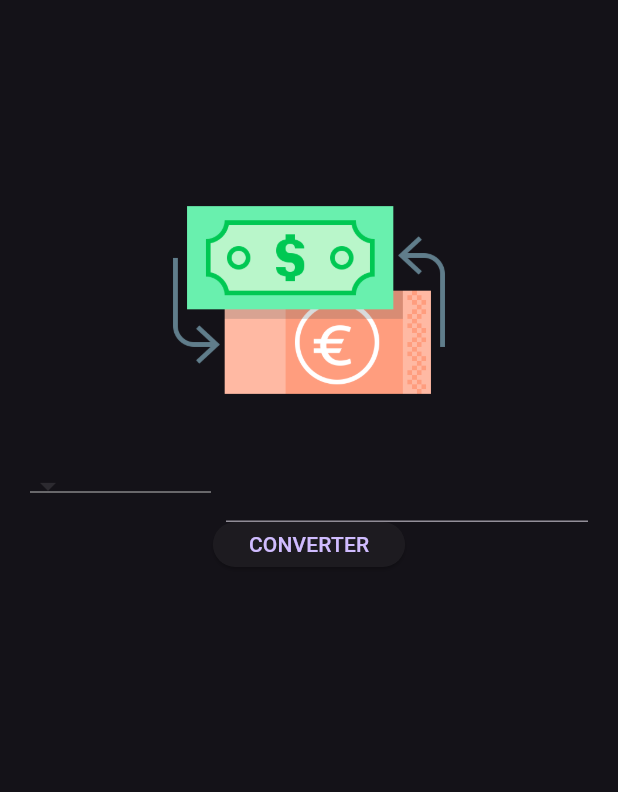
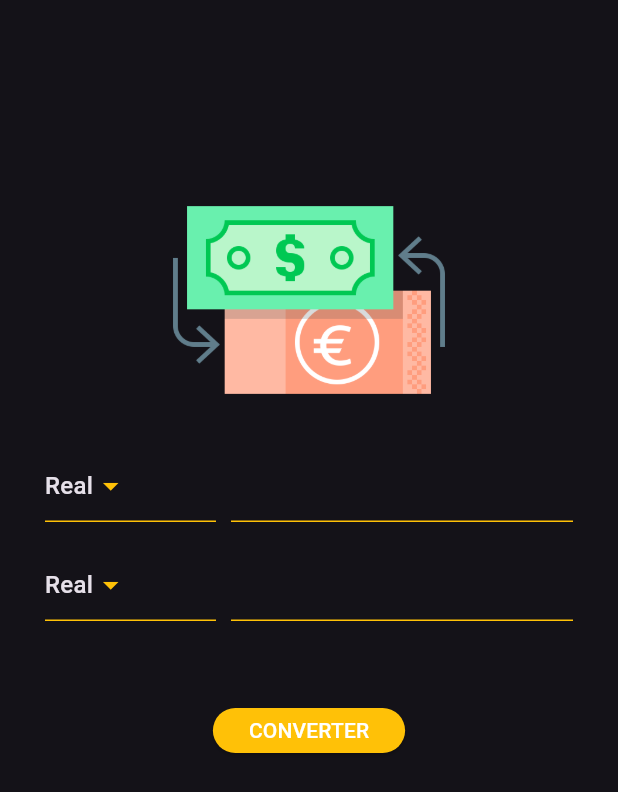
Before and after one commit to franklinrosa/ConversorMoeda, a Flutter app: the screen it shows after launch, on a phone screen of 412 x 824 dp. Shown: the top 792 px of the screen. Run offline on Flutter 3.47's test engine with Material 3 defaults, Android fonts, the phone set to English and light mode, and no system bars.

Commit message:
1 10/5/2024

```diff
--- /dev/null
+++ b/lib/app/components/currency_box.dart
@@ -0,0 +1,50 @@
+import 'package:flutter/material.dart';
+
+class CurrencyBox extends StatelessWidget {
+  const CurrencyBox({super.key});
+
+  @override
+  Widget build(BuildContext context) {
+    return Row(
+      crossAxisAlignment: CrossAxisAlignment.start,
+      children: [
+        Expanded(
+            flex: 1,
+            child: SizedBox(
+              height: 56,
+              //width: ,
+              child: DropdownButton(
+                  iconEnabledColor: Colors.amber,
+                  underline: Container(
+                    height: 1,
+                    color: Colors.amber,
+                  ),
+                  items: const [
+                    DropdownMenuItem(
+                      child: Text('Real'),
+                    ),
+
+                    //DropdownMenuItem(child: Text('Real')),
+                  ],
+                  onChanged: (value) {}),
+            )),
+        const SizedBox(
+          width: 10,
+        ),
+        const Expanded(
+          flex: 2,
+          child: TextField(
+            decoration: InputDecoration(
+              enabledBorder: UnderlineInputBorder(
+                borderSide: BorderSide(color: Colors.amber),
+              ),
+              focusedBorder: UnderlineInputBorder(
+                borderSide: BorderSide(color: Colors.amber),
+              ),
+            ),
+          ),
+        ),
+      ],
+    );
+  }
+}
--- a/lib/views/home_view.dart
+++ b/lib/views/home_view.dart
@@ -1,3 +1,4 @@
+import 'package:conversor_curso/app/components/currency_box.dart';
 import 'package:flutter/material.dart';
 
 class HomeView extends StatelessWidget {
@@ -12,8 +13,9 @@ class HomeView extends StatelessWidget {
         child: Padding(
           padding: const EdgeInsets.only(
             top: 100,
-            left: 20,
-            right: 20,
+            left: 30,
+            right: 30,
+            bottom: 20,
           ),
           child: Column(
             children: [
@@ -22,29 +24,17 @@ class HomeView extends StatelessWidget {
                 width: 200,
                 height: 200,
               ),
-              SizedBox(
-                width: MediaQuery.of(context).size.width,
-                child: Row(
-                  children: [
-                    Expanded(
-                        flex: 1,
-                        child: DropdownButton(
-                            items: const [], onChanged: (value) {})),
-                    const SizedBox(
-                      width: 10,
-                    ),
-                    const Expanded(
-                      flex: 2,
-                      child: TextField(
-                        decoration: InputDecoration(),
-                      ),
-                    ),
-                  ],
-                ),
-              ),
+              const CurrencyBox(),
+              const SizedBox(height: 10),
+              const CurrencyBox(),
+              const SizedBox(height: 50),
               SizedBox(
                 height: 30,
                 child: ElevatedButton(
+                  style: ElevatedButton.styleFrom(
+                    foregroundColor: Colors.white,
+                    backgroundColor: Colors.amber,
+                  ),
                   onPressed: () {},
                   child: const Text(
                     'CONVERTER',
```
